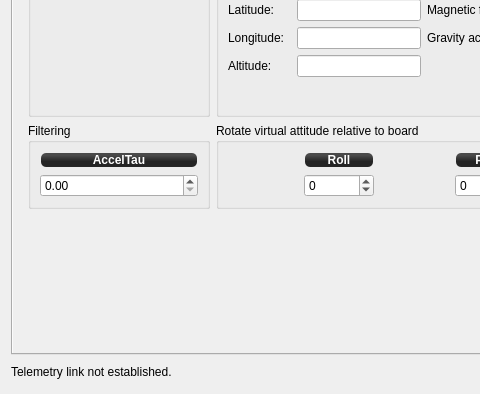
Before: the Qt Designer form ground/openpilotgcs/src/plugins/config/revosensors.ui in openpilot/OpenPilot, drawn with Qt 5; both pictures show x 0 to 480 and y 116 to 510 of the 717 by 510 pixel window.
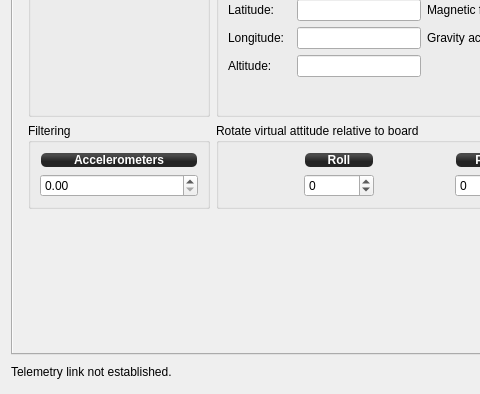
After: the same form once the commit is applied. Icons and pictures are not drawn.

Commit message: OP-989 Changed label text from AccelTau to Accelerometers.

What changed in the file:
```diff
--- a/ground/openpilotgcs/src/plugins/config/revosensors.ui
+++ b/ground/openpilotgcs/src/plugins/config/revosensors.ui
@@ -504,7 +504,7 @@
 margin:1px;</string>
               </property>
               <property name="text">
-               <string>AccelTau</string>
+               <string>Accelerometers</string>
               </property>
               <property name="alignment">
                <set>Qt::AlignCenter</set>
```
